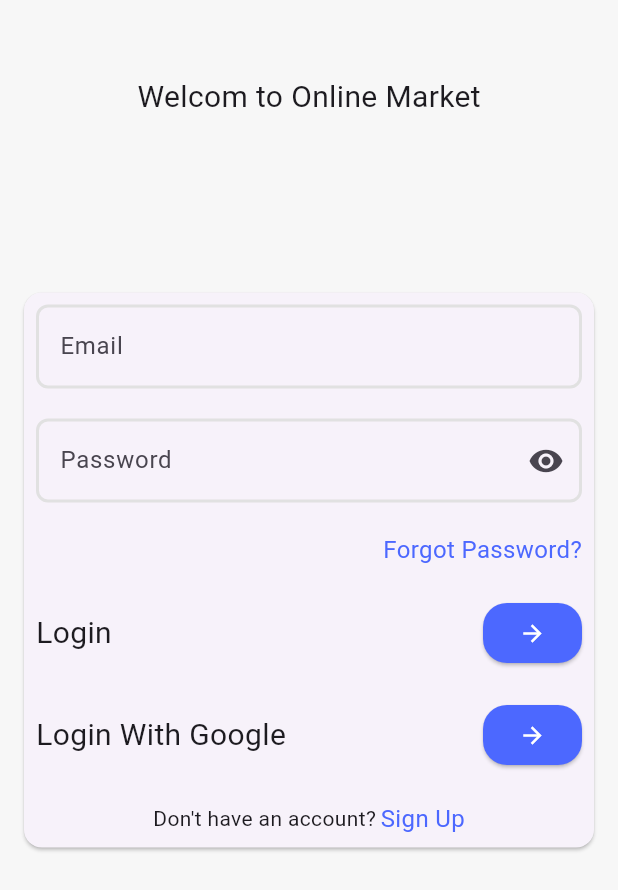
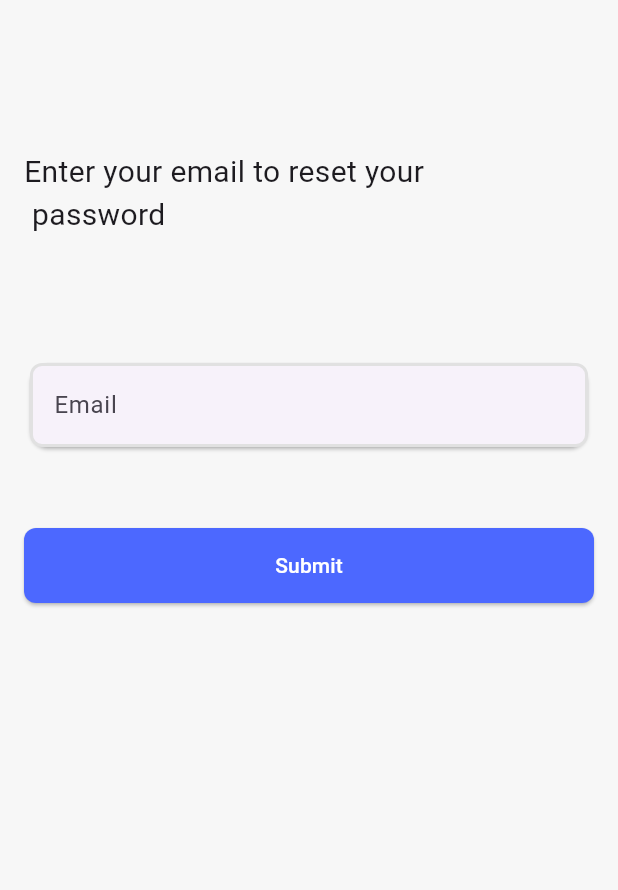
Before and after one commit to AmrElzohairy/online_market, a Flutter app: the screen it shows after launch, after a tap on "Forgot Password?", on a phone screen of 412 x 824 dp. Shown: the top 890 px of the screen. Run offline on Flutter 3.47's test engine with Material 3 defaults, Android fonts, the phone set to English and light mode, and no system bars.

```diff
--- /dev/null
+++ b/lib/core/navigation_functions.dart
@@ -0,0 +1,10 @@
+import 'package:flutter/cupertino.dart';
+
+navTo (BuildContext context, Widget page) {
+  Navigator.push(
+    context,
+    CupertinoPageRoute(
+      builder: (context) => page,
+    ),
+  );
+}
--- /dev/null
+++ b/lib/views/auth/ui/forgot_password_view.dart
@@ -0,0 +1,32 @@
+import 'package:flutter/material.dart';
+import 'package:online_market/views/auth/ui/widgets/custom_button.dart';
+import 'package:online_market/views/auth/ui/widgets/custom_text_form_field.dart';
+
+class ForgotPasswordView extends StatelessWidget {
+  const ForgotPasswordView({super.key});
+
+  @override
+  Widget build(BuildContext context) {
+    return Scaffold(
+      body: Padding(
+        padding: const EdgeInsets.symmetric(horizontal: 16),
+        child: Column(
+          crossAxisAlignment: CrossAxisAlignment.start,
+          children: [
+            const SizedBox(height: 100),
+            const Text(
+              "Enter your email to reset your\n password",
+              style: TextStyle(fontSize: 20),
+            ),
+            const SizedBox(height: 80),
+            const Card(
+              child: CustomTextFormField(labelText: "Email", isSecured: false),
+            ),
+            const SizedBox(height: 50),
+            CustomEvButton(onTap: () {}, text: "Submit"),
+          ],
+        ),
+      ),
+    );
+  }
+}
--- a/lib/views/auth/ui/login_view.dart
+++ b/lib/views/auth/ui/login_view.dart
@@ -2,6 +2,9 @@ import 'package:flutter/material.dart';
 import 'package:online_market/views/auth/ui/widgets/custom_text_button.dart';
 import 'package:online_market/views/auth/ui/widgets/custom_text_form_field.dart';
 import 'package:online_market/views/auth/ui/widgets/custom_text_with_arrow_button.dart';
+
+import '../../../core/navigation_functions.dart';
+import 'forgot_password_view.dart';
 
 class LoginView extends StatelessWidget {
   const LoginView({super.key});
@@ -44,7 +47,9 @@ class LoginView extends StatelessWidget {
                         children: [
                           CustomTextButton(
                             text: "Forgot Password?",
-                            onTap: () {},
+                            onTap: () {
+                              navTo(context, const ForgotPasswordView());
+                            },
                           ),
                         ],
                       ),
--- /dev/null
+++ b/lib/views/auth/ui/widgets/custom_button.dart
@@ -0,0 +1,24 @@
+import 'package:flutter/material.dart';
+
+import '../../../../core/app_colors.dart';
+
+class CustomEvButton extends StatelessWidget {
+  const CustomEvButton({super.key, required this.text, required this.onTap});
+  final String text;
+  final Function() onTap;
+  @override
+  Widget build(BuildContext context) {
+    return SizedBox(
+      width: double.infinity,
+      height: 50,
+      child: ElevatedButton(
+        onPressed: onTap,
+        style: ElevatedButton.styleFrom(
+          backgroundColor: AppColors.kPrimaryColor,
+          shape: RoundedRectangleBorder(borderRadius: BorderRadius.circular(8)),
+        ),
+        child: Text(text, style: const TextStyle(color: Colors.white)),
+      ),
+    );
+  }
+}
```
